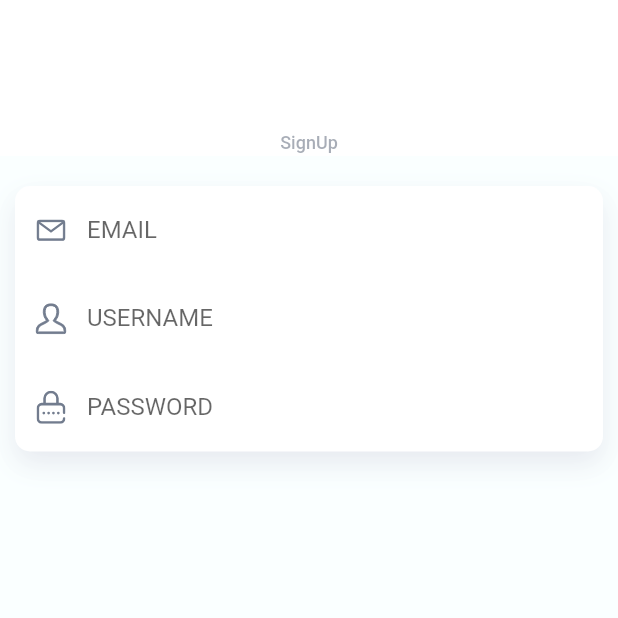
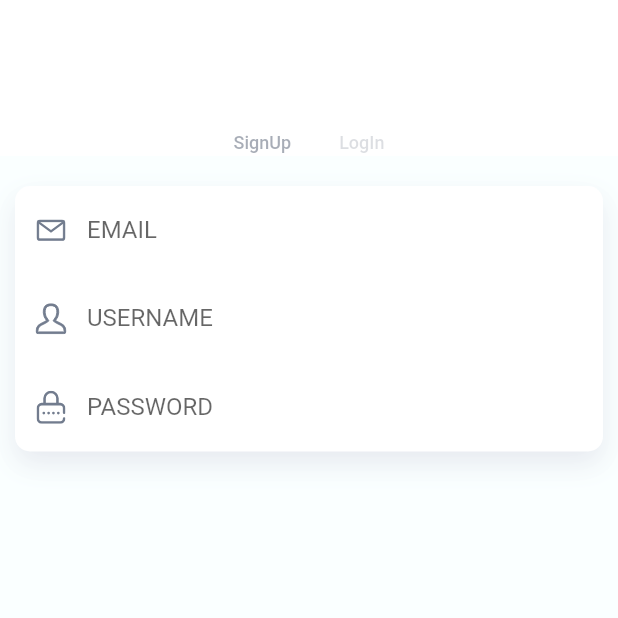
Before and after one commit to Justggodlike/flutter-project-backup, a Flutter app: the screen it shows after launch, on a phone screen of 412 x 824 dp, the top half of it. Run offline on Flutter 3.47's test engine with Material 2 defaults, Android fonts, the phone set to English and light mode, and no system bars; our stand-ins replace flutter_svg, get_it; missing offline and left inert: flare_splash_screen.

```diff
--- a/help_me/lib/ui/pages/authorization/authorization_page.dart
+++ b/help_me/lib/ui/pages/authorization/authorization_page.dart
@@ -1,6 +1,7 @@
 import 'package:flutter/material.dart';
 import 'package:help_me/generated/i18n.dart';
 import 'package:help_me/ui/pages/authorization/index.dart';
+import 'package:help_me/ui/pages/authorization/log_in_page.dart';
 
 class AuthorizationPage extends StatelessWidget {
   @override
@@ -13,7 +14,7 @@ class AuthorizationPage extends StatelessWidget {
     );
 
     return DefaultTabController(
-      length: 1,
+      length: 2,
       child: Scaffold(
         backgroundColor: Color.fromARGB(250, 250, 255, 255),
         appBar: AppBar(
@@ -22,7 +23,7 @@ class AuthorizationPage extends StatelessWidget {
           bottom: TabBar(
             tabs: <Widget>[
               Text('SignUp'),
-              // Text('LogIn'),
+              Text('LogIn'),
               // Text('Forgon Passwort'),
             ],
             indicatorColor: Colors.transparent,
@@ -33,7 +34,10 @@ class AuthorizationPage extends StatelessWidget {
           ),
         ),
         body: TabBarView(
-          children: <Widget>[SignUpPage()],
+          children: <Widget>[
+            SignUpPage(),
+            LogInPage(),
+          ],
         ),
       ),
     );
--- a/help_me/lib/ui/pages/authorization/sign_up_page.dart
+++ b/help_me/lib/ui/pages/authorization/sign_up_page.dart
@@ -34,9 +34,6 @@ class SignUpPage extends StatelessWidget {
           ),
         ),
         SizedBox(height: 14.0),
-        FlatButton(
-          color: Colors.pink,
-        ),
       ],
     );
   }
```
Also changed, not shown: help_me/lib/ui/pages/authorization/log_in_page.dart (added, +60 -0 lines).
